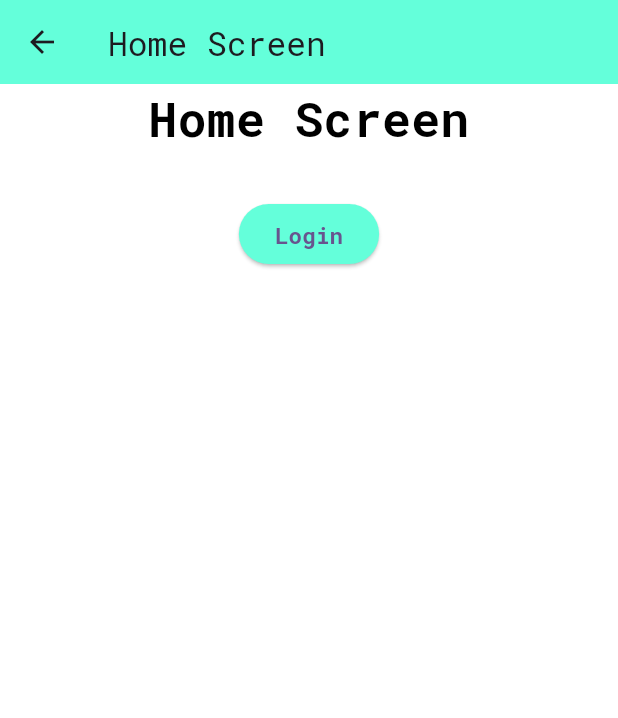
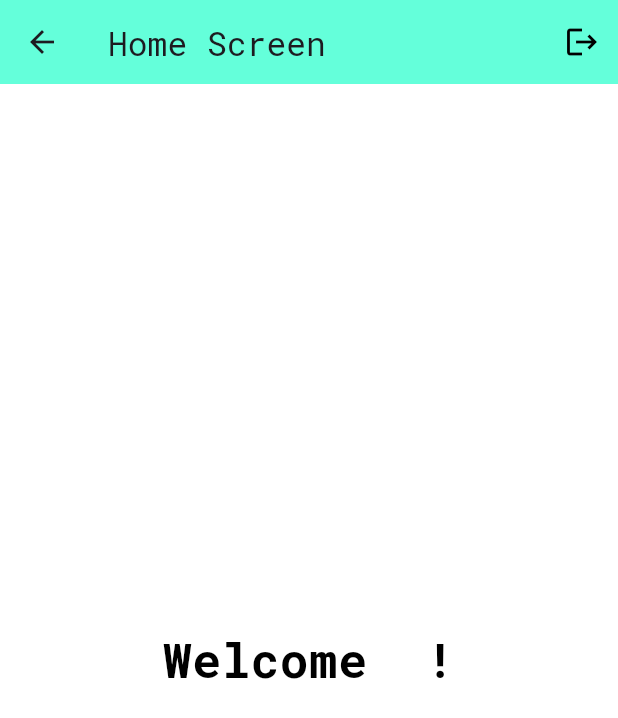
Before and after one commit to NrupParikh/flutter_base_structure, a Flutter app: the HomeScreen screen opened by its route, on a phone screen of 412 x 824 dp. Shown: the top 718 px of the screen. Run offline on Flutter 3.47's test engine with Material 3 defaults, Android fonts, the light colour scheme and no system bars; our stand-ins replace bloc, connectivity_plus, dio, flutter_bloc, google_fonts, pretty_dio_logger and 1 more; accounts and stored records are empty.

Commit message:
- Email stored in preference - Show on Home screen - Logout feature added in AppBar Action

```diff
--- a/lib/config/constants/app_constants.dart
+++ b/lib/config/constants/app_constants.dart
@@ -12,4 +12,5 @@ class AppConstants {
 
   // Pref Key
   static const String prefKeyIsLoggedIn = "isLoggedIn";
+  static const String prefKeyEmail = "userEmail";
 }
--- a/lib/features/presentation/auth/pages/login_screen.dart
+++ b/lib/features/presentation/auth/pages/login_screen.dart
@@ -68,6 +68,7 @@ class _LoginScreenState extends State<LoginScreen> {
           listener: (context, state) {
             if (state is LogInSuccessState) {
               pref?.setBool(AppConstants.prefKeyIsLoggedIn, true);
+              pref?.setString(AppConstants.prefKeyEmail, emailAddressController.text);
               hideLoading(_dialogKey);
               // Remove Auth Flow from Stack and Move to Home
               Navigator.pushNamedAndRemoveUntil(context, AppConstants.routeHome, (route) => false);
--- a/lib/features/presentation/home/pages/home_screen.dart
+++ b/lib/features/presentation/home/pages/home_screen.dart
@@ -18,32 +18,28 @@ class _HomeScreenState extends State<HomeScreen> {
   @override
   Widget build(BuildContext context) {
     final pref = InShapeSharedPreferenceProvider.of(context)?.preference;
-
+    final email = pref?.getString(AppConstants.prefKeyEmail);
     return Scaffold(
-      appBar: AppBar(title: const Text(StringConstants.titleHomeScreen), backgroundColor: Colors.tealAccent),
+      appBar: AppBar(
+        title: const Text(StringConstants.titleHomeScreen),
+        backgroundColor: Colors.tealAccent,
+        actions: [
+          IconButton(
+              onPressed: () {
+                displayDialog(pref!, context);
+              },
+              icon: const Icon(
+                Icons.logout,
+                color: Colors.black,
+              ))
+        ],
+      ),
       body: Container(
           color: Colors.white,
           child: Center(
-            child: Column(
-              children: [
-                const Text(StringConstants.titleHomeScreen,
-                    textAlign: TextAlign.center,
-                    style: TextStyle(fontWeight: FontWeight.bold, color: Colors.black, fontSize: 32)),
-                const SizedBox(
-                  height: 30,
-                ),
-                ElevatedButton(
-                    key: const Key(keyLogoutButton),
-                    style: ButtonStyle(backgroundColor: MaterialStateProperty.all(Colors.tealAccent)),
-                    onPressed: () {
-                      displayDialog(pref!, context);
-                    },
-                    child: const Text(
-                      StringConstants.lblLogin,
-                      style: TextStyle(fontWeight: FontWeight.bold, fontSize: 15.0),
-                    )),
-              ],
-            ),
+            child: Text("Welcome $email !",
+                textAlign: TextAlign.center,
+                style: const TextStyle(fontWeight: FontWeight.bold, color: Colors.black, fontSize: 32)),
           )),
     );
   }
```
